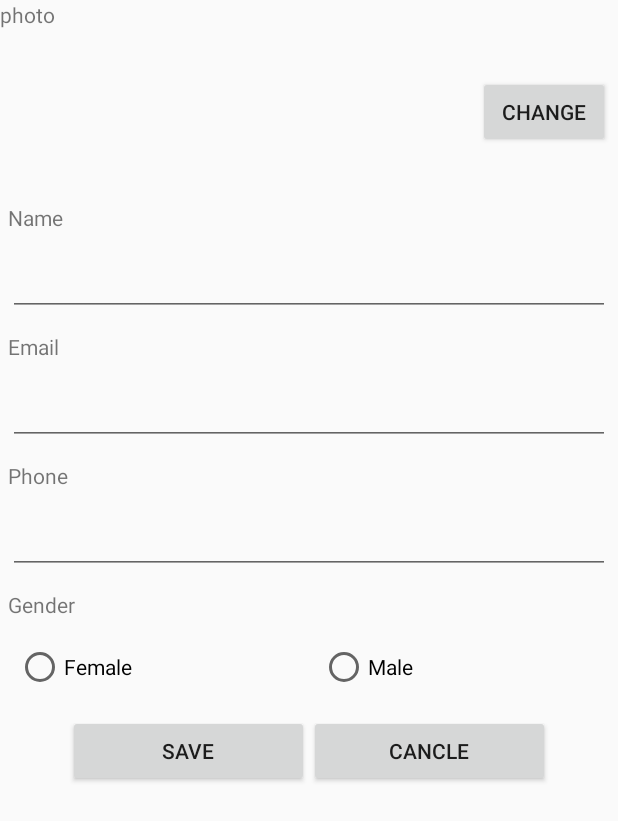
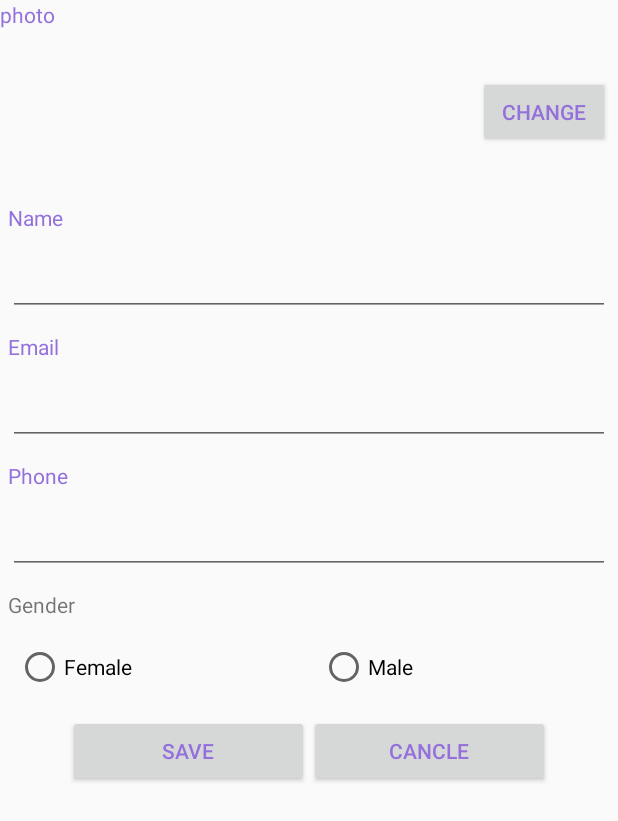
Before and after one commit to justiceamoh/AsthmaGuard, an Android app: the layout profile.xml on its own in the app's theme, with its tools: preview values and no code run, on a phone screen of 412 x 824 dp. Shown: the top 821 px of the screen. Run offline under Robolectric (Android 15) with nearby library versions, the phone set to English and light mode, and no system bars.

Commit message:
Mengling Done..almost

```diff
--- a/app/src/main/AndroidManifest.xml
+++ b/app/src/main/AndroidManifest.xml
@@ -34,9 +34,10 @@
         </activity>
         <activity
             android:name=".ViewPagerChartsActivity"
-            android:theme="@style/AppTheme2"
+
+            android:theme="@style/Theme.AppCompat.Light"
             android:configChanges="orientation|screenSize|keyboardHidden"
-            android:label="@string/app_name" >
+            android:label="Weekly Summery">
         </activity>
         <activity
             android:name=".Main_SlindingTab"
--- a/app/src/main/java/edu/dartmouth/asthmaguard/ActionTabsViewPagerAdapter.java
+++ b/app/src/main/java/edu/dartmouth/asthmaguard/ActionTabsViewPagerAdapter.java
@@ -14,7 +14,7 @@ public class ActionTabsViewPagerAdapter extends FragmentPagerAdapter {
     public static final int HISTORY= 1;
     public static final int SETTING = 2;
 
-    public static final String UI_TAB_START = "START";
+    public static final String UI_TAB_START = "Events";
     public static final String UI_TAB_HISTORY = "HISTORY";
     public static final String UI_TAB_SETTING = "SETTING";
 
--- a/app/src/main/java/edu/dartmouth/asthmaguard/AudioRecorder.java
+++ b/app/src/main/java/edu/dartmouth/asthmaguard/AudioRecorder.java
@@ -19,7 +19,7 @@ import java.io.FileNotFoundException;
 import java.io.FileOutputStream;
 import java.io.IOException;
 
-import edu.dartmouth.MFCC;
+import edu.dartmouth.asthmaguard.MFCC;
 
 
 
--- a/app/src/main/java/edu/dartmouth/asthmaguard/MainActivity.java
+++ b/app/src/main/java/edu/dartmouth/asthmaguard/MainActivity.java
@@ -46,7 +46,8 @@ public class MainActivity extends ActionBarActivity {
 
         btn_add.setOnClickListener(new View.OnClickListener(){
             public void onClick(View v) {
-                Intent intent = new Intent(getApplicationContext(), AudioRecorder.class);
+                Intent intent = new Intent();
+                intent.setClass(getApplicationContext(), DisplayEntryActivity.class);
                 startActivity(intent);
             }
         });
--- a/app/src/main/res/layout/profile.xml
+++ b/app/src/main/res/layout/profile.xml
@@ -13,7 +13,9 @@
 
 
 
-    <TextView android:text="photo" android:layout_width="wrap_content"
+    <TextView android:text="photo"
+        android:textColor="#9370DB"
+        android:layout_width="wrap_content"
         android:layout_height="wrap_content" />
 
     <LinearLayout
@@ -40,6 +42,7 @@
             android:layout_height="wrap_content"
             android:layout_gravity="center"
             android:layout_margin="5dp"
+            android:textColor="#9370DB"
             android:onClick="onChangePhotoClicked"
             android:text="Change" >
         </Button>
@@ -51,7 +54,9 @@
         android:layout_margin="5dp" >
 
 
-        <TextView android:text="Name" android:layout_width="wrap_content"
+        <TextView android:text="Name"
+            android:textColor="#9370DB"
+            android:layout_width="wrap_content"
             android:layout_height="wrap_content" />
 
     </LinearLayout>
@@ -76,7 +81,9 @@
         android:layout_margin="5dp" >
 
 
-        <TextView android:text="Email" android:layout_width="wrap_content"
+        <TextView android:text="Email"
+            android:textColor="#9370DB"
+            android:layout_width="wrap_content"
             android:layout_height="wrap_content" />
 
     </LinearLayout>
@@ -101,7 +108,9 @@
         android:layout_margin="5dp" >
 
 
-        <TextView android:text="Phone" android:layout_width="wrap_content"
+        <TextView android:text="Phone"
+            android:textColor="#9370DB"
+            android:layout_width="wrap_content"
             android:layout_height="wrap_content" />
 
     </LinearLayout>
@@ -142,6 +151,7 @@
             android:layout_width="match_parent"
             android:layout_height="wrap_content"
             android:layout_margin="5dp"
+            android:textColor="#9370DB"
             android:orientation="horizontal">
         <RadioButton
             android:layout_width="wrap_content"
@@ -174,6 +184,7 @@
             android:layout_weight="1"
             android:text="Save"
             android:id="@+id/save_button"
+            android:textColor="#9370DB"
             android:onClick="onSaveClicked"
             android:layout_gravity="center_horizontal" />
 
@@ -183,6 +194,7 @@
             android:layout_marginRight="40dp"
             android:layout_weight="1"
             android:text="Cancle"
+            android:textColor="#9370DB"
             android:onClick="onCancleCliked"
             android:id="@+id/cancle_button"
             android:layout_gravity="center_horizontal" />
```
Also changed, not shown: app/src/main/java/edu/dartmouth/asthmaguard/DatabaseHelper.java (+4 -3 lines), app/src/main/java/edu/dartmouth/asthmaguard/HistoryFragment.java (+11 -11 lines), app/src/main/java/edu/dartmouth/asthmaguard/MyDialogFragment.java (+19 -27 lines), app/src/main/java/edu/dartmouth/asthmaguard/ViewPagerChartsActivity.java (+40 -16 lines), app/src/main/res/layout/fragment_view_pager_charts.xml (+0 -28 lines), app/src/main/res/layout/historyfragment.xml (+14 -14 lines), app/src/main/res/xml/preferences.xml (+7 -2 lines).
